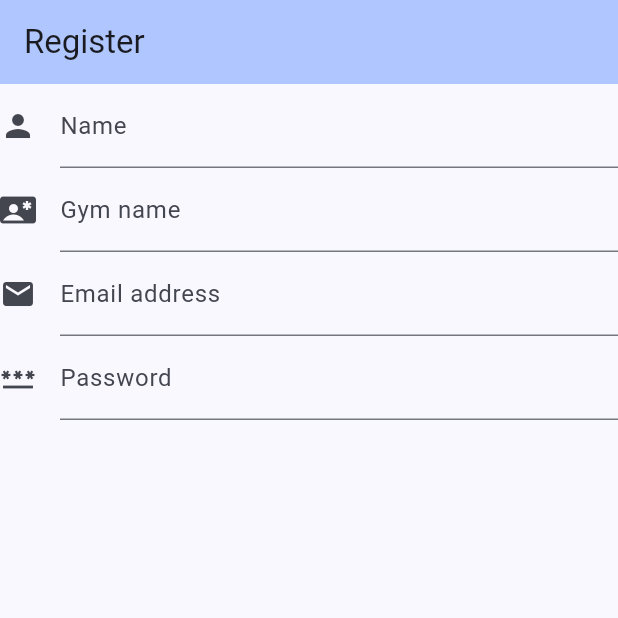
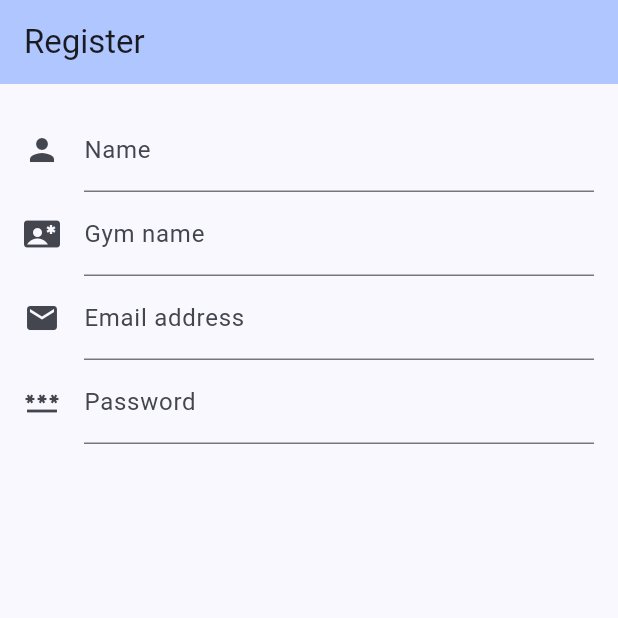
Before and after one commit to alabenyahia/flutter_firebase_test, a Flutter app: the screen it shows after launch, on a phone screen of 412 x 824 dp, the top half of it. Run offline on Flutter 3.47's test engine with Material 3 defaults, Android fonts, the phone set to English and light mode, and no system bars.

Commit message:
Add padding to Register form

```diff
--- a/lib/screens/register.dart
+++ b/lib/screens/register.dart
@@ -1,4 +1,5 @@
 import 'package:flutter/material.dart';
+
 class Register extends StatelessWidget {
   const Register({super.key});
 
@@ -14,7 +15,6 @@ class Register extends StatelessWidget {
   }
 }
 
-
 class RegisterForm extends StatefulWidget {
   const RegisterForm({super.key});
 
@@ -24,9 +24,12 @@ class RegisterForm extends StatefulWidget {
 
 class _RegisterFormState extends State<RegisterForm> {
   final formKey = GlobalKey<FormState>();
+
   @override
   Widget build(BuildContext context) {
-    return Form(
+    return Padding(
+      padding: const EdgeInsets.all(16.0),
+      child: Form(
           key: formKey,
           child: SingleChildScrollView(
             child: Column(
@@ -36,35 +39,31 @@ class _RegisterFormState extends State<RegisterForm> {
                   decoration: const InputDecoration(
                       icon: Icon(Icons.person),
                       hintText: 'Enter you name',
-                    labelText: 'Name'
-                ),
+                      labelText: 'Name'),
                 ),
                 TextFormField(
                   decoration: const InputDecoration(
                       icon: Icon(Icons.contact_emergency),
                       hintText: 'Enter you gym name',
-                    labelText: 'Gym name'
-                ),
+                      labelText: 'Gym name'),
                 ),
                 TextFormField(
                   decoration: const InputDecoration(
                       icon: Icon(Icons.email),
                       hintText: 'Enter you email address',
-                    labelText: 'Email address'
-                ),
+                      labelText: 'Email address'),
                 ),
                 TextFormField(
                   decoration: const InputDecoration(
                     icon: Icon(Icons.password),
                     hintText: 'Enter you password',
                     labelText: 'Password',
-
                   ),
                   obscureText: true,
                 ),
               ],
             ),
-        )
+          )),
     );
   }
 }
```
Lines whose indentation alone changed are shown as unchanged.
